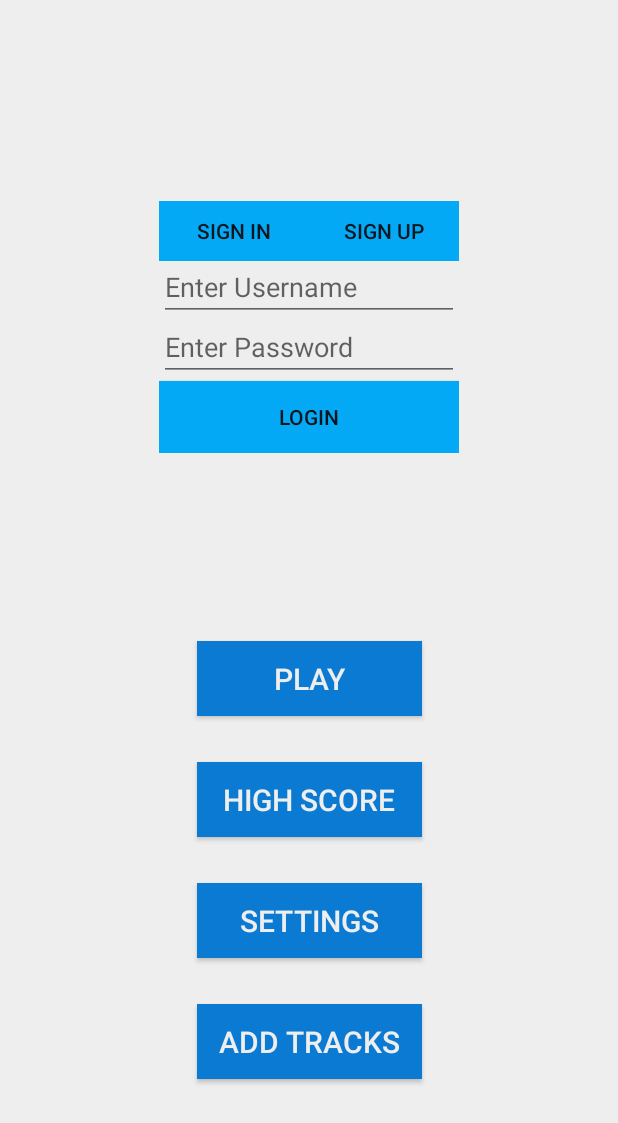
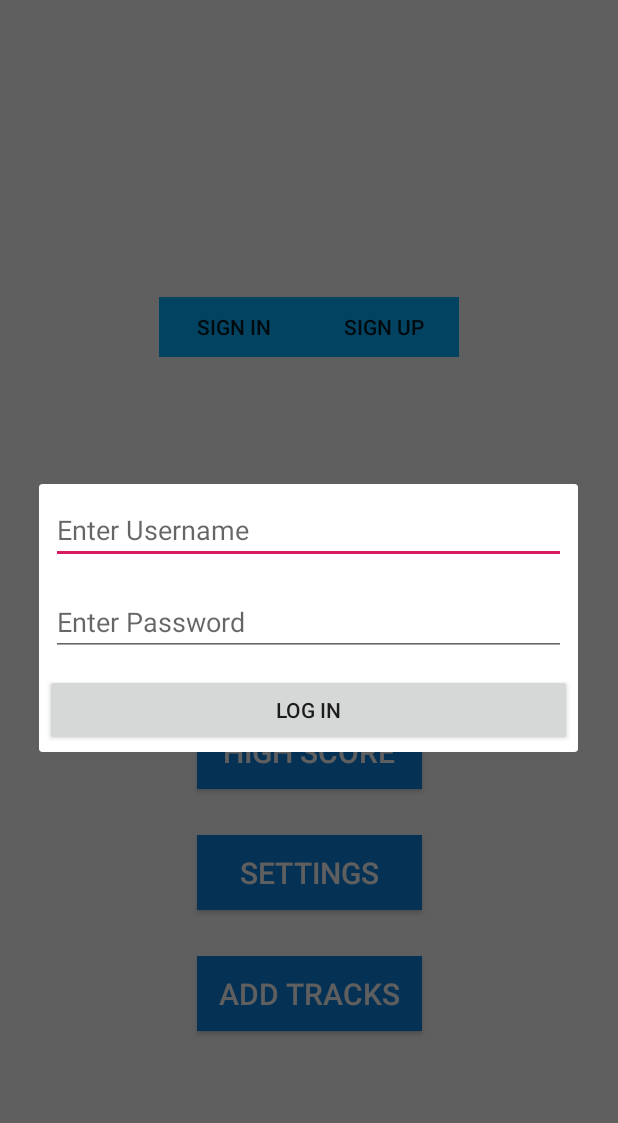
Before and after one commit to Asgeirjoh/RhythmGame, an Android app: the screen it shows after launch (MenuActivity), after a tap on "SIGN IN", on a phone screen of 412 x 824 dp. Shown: the top 1123 px of the screen. Run offline under Robolectric (Android 15) with nearby library versions, the phone set to English and light mode, and no system bars.

Commit message:
Basic Login & Signup

```diff
--- a/app/build.gradle
+++ b/app/build.gradle
@@ -20,6 +20,8 @@ android {
 }
 
 dependencies {
+    implementation 'com.squareup.retrofit2:retrofit:2.3.0'
+    implementation 'com.squareup.retrofit2:converter-gson:2.3.0'
     implementation fileTree(dir: 'libs', include: ['*.jar'])
     implementation 'androidx.appcompat:appcompat:1.0.2'
     implementation 'androidx.constraintlayout:constraintlayout:1.1.3'
--- a/app/src/main/AndroidManifest.xml
+++ b/app/src/main/AndroidManifest.xml
@@ -2,6 +2,7 @@
 <manifest xmlns:android="http://schemas.android.com/apk/res/android"
     package="is.hi.hbv601g.fingerDancer">
 
+    <uses-permission android:name="android.permission.INTERNET"></uses-permission>
     <supports-screens
         android:largeScreens="true"
         android:normalScreens="true"
@@ -10,6 +11,7 @@
     </supports-screens>
 
     <application
+        android:usesCleartextTraffic="true"
         android:allowBackup="true"
         android:icon="@mipmap/ic_launcher"
         android:label="@string/app_name"
--- a/app/src/main/java/is/hi/hbv601g/fingerDancer/MenuActivity.java
+++ b/app/src/main/java/is/hi/hbv601g/fingerDancer/MenuActivity.java
@@ -5,11 +5,24 @@ import android.os.Bundle;
 import android.view.View;
 import android.widget.Button;
 import android.widget.EditText;
+import android.widget.Toast;
 
+import androidx.appcompat.app.AlertDialog;
 import androidx.appcompat.app.AppCompatActivity;
+
+import java.util.HashMap;
+
+import retrofit2.Call;
+import retrofit2.Callback;
+import retrofit2.Response;
+import retrofit2.Retrofit;
+import retrofit2.converter.gson.GsonConverterFactory;
 
 public class MenuActivity extends AppCompatActivity {
 
+    private Retrofit retrofit;
+    private RetrofitInterface retrofitInterface;
+    private String BASE_URL = "http://10.0.2.2:3000";
     private Button btnLogin;
     private Button btnSignup;
     private Button btnCreateUser;
@@ -29,44 +42,111 @@ public class MenuActivity extends AppCompatActivity {
         super.onCreate(savedInstanceState);
         setContentView(R.layout.activity_menu);
 
+        retrofit = new Retrofit.Builder()
+                .baseUrl(BASE_URL)
+                .addConverterFactory(GsonConverterFactory.create())
+                .build();
+
+        retrofitInterface = retrofit.create(RetrofitInterface.class);
+
         btnLogin = (Button) findViewById(R.id.btnLogin);
         btnSignup = (Button) findViewById(R.id.btnSignup);
-        btnCreateUser = (Button) findViewById(R.id.btnCreateUser);
-        txtUsername = (EditText) findViewById(R.id.txtUsername);
-        txtPassword = (EditText) findViewById(R.id.txtPassword);
-        txtEmail = (EditText) findViewById(R.id.txtEmail);
-        btnLoginUser = (Button) findViewById(R.id.btnLoginUser);
 
-
-        txtUsername.setVisibility(View.GONE);
-        txtPassword.setVisibility(View.GONE);
-        txtEmail.setVisibility(View.GONE);
-        btnCreateUser.setVisibility(View.GONE);
-        btnLoginUser.setVisibility(View.GONE);
 
         btnLogin.setOnClickListener(new View.OnClickListener() {
             @Override
             public void onClick(View v) {
-                txtUsername.setVisibility(View.VISIBLE);
-                txtPassword.setVisibility(View.VISIBLE);
-                txtEmail.setVisibility(View.GONE);
-                btnCreateUser.setVisibility(View.GONE);
-                btnLoginUser.setVisibility(View.VISIBLE);
+                handleLoginDialog();
             }
         });
 
         btnSignup.setOnClickListener(new View.OnClickListener() {
             @Override
             public void onClick(View v) {
-                txtUsername.setVisibility(View.VISIBLE);
-                txtPassword.setVisibility(View.VISIBLE);
-                btnLogin.setVisibility(View.VISIBLE);
-                txtEmail.setVisibility(View.VISIBLE);
-                btnCreateUser.setVisibility(View.VISIBLE);
-                btnLoginUser.setVisibility(View.GONE);
+                handleSignupDialog();
             }
         });
 
+    }
+
+    private void handleLoginDialog() {
+        View view = getLayoutInflater().inflate(R.layout.login_dialog, null);
+        final AlertDialog.Builder builder = new AlertDialog.Builder(this);
+        builder.setView(view).show();
+        Button loginBtn = view.findViewById(R.id.login);
+        final EditText usernameEdit = view.findViewById(R.id.usernameEdit);
+        final EditText passwordEdit = view.findViewById(R.id.passwordEdit);
+
+        loginBtn.setOnClickListener(new View.OnClickListener() {
+            @Override
+            public void onClick(View v) {
+                HashMap<String, String> map = new HashMap<>();
+                map.put("name", usernameEdit.getText().toString());
+                map.put("password", passwordEdit.getText().toString());
+                Call<User> call = retrofitInterface.executeLogin(map);
+                call.enqueue(new Callback<User>() {
+                    @Override
+                    public void onResponse(Call<User> call, Response<User> response) {
+                        if (response.code() == 200) {
+                            User results = response.body();
+                            AlertDialog.Builder builder1 = new AlertDialog.Builder(MenuActivity.this);
+                            builder1.setTitle(results.getName());
+                            builder1.setMessage(results.getEmail());
+                            builder1.show();
+                        }
+                        else if (response.code() == 404) {
+                            Toast.makeText(MenuActivity.this,
+                                    "Wrong Login info", Toast.LENGTH_LONG).show();
+                        }
+                    }
+
+                    @Override
+                    public void onFailure(Call<User> call, Throwable t) {
+                        Toast.makeText(MenuActivity.this, t.getMessage(),
+                                Toast.LENGTH_LONG).show();
+                    }
+                });
+            }
+        });
+    }
+
+    private void handleSignupDialog() {
+        View view = getLayoutInflater().inflate(R.layout.signup_dialog, null);
+        AlertDialog.Builder builder = new AlertDialog.Builder(this);
+        builder.setView(view).show();
+        Button signupBtn = view.findViewById(R.id.signup);
+        final EditText usernameEdit = view.findViewById(R.id.usernameEdit);
+        final EditText emailEdit = view.findViewById(R.id.emailEdit);
+        final EditText passwordEdit = view.findViewById(R.id.passwordEdit);
+        signupBtn.setOnClickListener(new View.OnClickListener() {
+            @Override
+            public void onClick(View v) {
+                HashMap<String, String> map = new HashMap<>();
+                map.put("name", usernameEdit.getText().toString());
+                map.put("email", emailEdit.getText().toString());
+                map.put("password", passwordEdit.getText().toString());
+                Call<Void> call = retrofitInterface.executeSignup(map);
+                call.enqueue(new Callback<Void>() {
+                    @Override
+                    public void onResponse(Call<Void> call, Response<Void> response) {
+                        if (response.code() == 200) {
+                            Toast.makeText(MenuActivity.this,
+                                    "Signed up succesfully", Toast.LENGTH_LONG).show();
+                        }
+                        else if (response.code() == 400) {
+                            Toast.makeText(MenuActivity.this,
+                                    "User already exists", Toast.LENGTH_LONG).show();
+                        }
+                    }
+
+                    @Override
+                    public void onFailure(Call<Void> call, Throwable t) {
+                        Toast.makeText(MenuActivity.this, t.getMessage(),
+                                Toast.LENGTH_LONG).show();
+                    }
+                });
+            }
+        });
     }
 
     public void playGame(View v) {
--- a/app/src/main/java/is/hi/hbv601g/fingerDancer/Note.java
+++ b/app/src/main/java/is/hi/hbv601g/fingerDancer/Note.java
@@ -3,5 +3,4 @@ package is.hi.hbv601g.fingerDancer;
 public class Note {
     private boolean shouldPress;
     private int buttonPos;
-    private
 }
--- /dev/null
+++ b/app/src/main/java/is/hi/hbv601g/fingerDancer/RetrofitInterface.java
@@ -0,0 +1,15 @@
+package is.hi.hbv601g.fingerDancer;
+
+import java.util.HashMap;
+
+import retrofit2.Call;
+import retrofit2.http.Body;
+import retrofit2.http.POST;
+
+public interface RetrofitInterface {
+    @POST("/login")
+    Call<User> executeLogin(@Body HashMap<String, String> map);
+
+    @POST("/signup")
+    Call<Void> executeSignup(@Body HashMap<String, String> map);
+}
--- a/app/src/main/res/layout/activity_menu.xml
+++ b/app/src/main/res/layout/activity_menu.xml
@@ -125,53 +125,6 @@
 
         </LinearLayout>
 
-
-        <EditText
-            android:id="@+id/txtUsername"
-            android:layout_width="200dp"
-            android:layout_height="40dp"
-            android:ems="10"
-            android:hint="@string/hintUsername"
-            android:inputType="textPersonName" />
-
-        <EditText
-            android:id="@+id/txtPassword"
-            android:layout_width="200dp"
-            android:layout_height="40dp"
-            android:ems="10"
-            android:hint="@string/hintPassword"
-            android:inputType="textPassword"
-            tools:layout_editor_absoluteX="105dp"
-            tools:layout_editor_absoluteY="187dp" />
-
-        <EditText
-            android:id="@+id/txtEmail"
-            android:layout_width="200dp"
-            android:layout_height="40dp"
-            android:ems="10"
-            android:hint="@string/hintEmail"
-            android:inputType="textEmailAddress" />
-
-
-        <Button
-            android:id="@+id/btnCreateUser"
-            android:layout_width="200dp"
-            android:layout_height="wrap_content"
-            android:background="@color/blueStartColor"
-            android:gravity="center"
-
-            android:text="@string/btnCreateAccount" />
-
-        <Button
-            android:id="@+id/btnLoginUser"
-            android:layout_width="200dp"
-            android:layout_height="wrap_content"
-            android:background="@color/blueStartColor"
-            android:gravity="center"
-
-            android:text="@string/btnLogin" />
-
-
     </LinearLayout>
 
 
--- /dev/null
+++ b/app/src/main/res/layout/login_dialog.xml
@@ -0,0 +1,42 @@
+<?xml version="1.0" encoding="utf-8"?>
+<androidx.constraintlayout.widget.ConstraintLayout
+    xmlns:android="http://schemas.android.com/apk/res/android"
+    xmlns:tools="http://schemas.android.com/tools"
+    android:layout_width="match_parent"
+    android:layout_height="match_parent">
+
+    <LinearLayout
+        android:layout_width="match_parent"
+        android:layout_height="wrap_content"
+        android:orientation="vertical">
+
+        <EditText
+            android:layout_width="match_parent"
+            android:layout_height="wrap_content"
+            android:layout_margin="8dp"
+            android:hint="Enter Username"
+            android:id="@+id/usernameEdit"
+            ></EditText>
+
+        <EditText
+            android:id="@+id/passwordEdit"
+            android:layout_width="match_parent"
+            android:layout_height="wrap_content"
+            android:layout_margin="8dp"
+            android:hint="Enter Password"
+            android:inputType="textPassword"
+            tools:layout_editor_absoluteX="0dp"
+            tools:layout_editor_absoluteY="45dp"></EditText>
+
+        <Button
+            android:id="@+id/login"
+            android:layout_width="match_parent"
+            android:layout_height="wrap_content"
+            android:layout_margin="4dp"
+            android:text="Log in"
+            tools:layout_editor_absoluteX="4dp"
+            tools:layout_editor_absoluteY="90dp"></Button>
+
+    </LinearLayout>
+
+</androidx.constraintlayout.widget.ConstraintLayout>
--- a/build.gradle
+++ b/build.gradle
@@ -7,7 +7,7 @@ buildscript {
 
     }
     dependencies {
-        classpath 'com.android.tools.build:gradle:3.6.0'
+        classpath 'com.android.tools.build:gradle:3.6.1'
 
         // NOTE: Do not place your application dependencies here; they belong
         // in the individual module build.gradle files
```
Also changed, not shown: app/src/main/java/is/hi/hbv601g/fingerDancer/User.java (+5 -40 lines), app/src/main/res/layout/signup_dialog.xml (added, +49 -0 lines).
